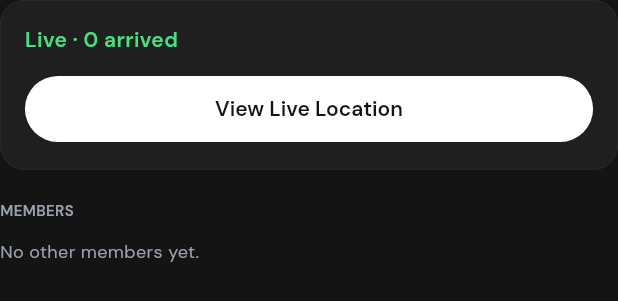
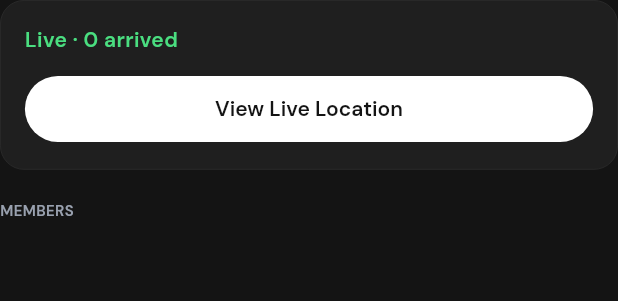
Before and after one commit to fark-tee/fark-tee-app, a Flutter app: the _LiveMembersSection widget shown alone on an empty page, opened directly with empty values, on a phone screen of 412 x 824 dp. Shown: the top 301 px of the screen. Run offline on Flutter 3.47's test engine with Material 3 defaults, Android fonts, the phone set to English and light mode, and no system bars; our stand-ins replace dio, flutter_dotenv, flutter_secure_storage, geolocator, go_router, google_fonts and 2 more; missing offline and left inert: flutter_web_auth_2; accounts and stored records are empty; network calls fail.

Commit message:
✨ Add nudge button with mascot icon and update member list handling in meetup screens

```diff
--- a/lib/features/meetups/screens/meetup_detail_screen.dart
+++ b/lib/features/meetups/screens/meetup_detail_screen.dart
@@ -125,7 +125,7 @@ class _MeetupDetailScreenState extends State<MeetupDetailScreen> {
               _LiveMembersSection(meetup: meetup)
             else
               _MembersSection(
-                members: meetup.otherMembers,
+                members: meetup.members,
                 badgeFor: _inviteStatusBadge,
               ),
           ],
@@ -273,7 +273,7 @@ class _LiveMembersSection extends StatelessWidget {
           ),
         ),
         const SizedBox(height: AppSpacing.xl),
-        _MembersSection(members: meetup.otherMembers, badgeFor: _arrivalStatusBadge),
+        _MembersSection(members: meetup.members, badgeFor: _arrivalStatusBadge),
       ],
     );
   }
@@ -294,13 +294,10 @@ class _MembersSection extends StatelessWidget {
       children: [
         const SectionHeader(title: 'Members'),
         const SizedBox(height: AppSpacing.md),
-        if (members.isEmpty)
-          Text('No other members yet.', style: AppTextStyles.captionMd)
-        else
-          for (final member in members) ...[
-            _MemberRow(member: member, badge: badgeFor(member)),
-            const SizedBox(height: AppSpacing.md),
-          ],
+        for (final member in members) ...[
+          _MemberRow(member: member, badge: badgeFor(member)),
+          const SizedBox(height: AppSpacing.md),
+        ],
       ],
     );
   }
```
Also changed, not shown: lib/features/meetups/screens/live_meetup_screen.dart (+47 -5 lines), assets/images/mascots/nudge.png (added).
